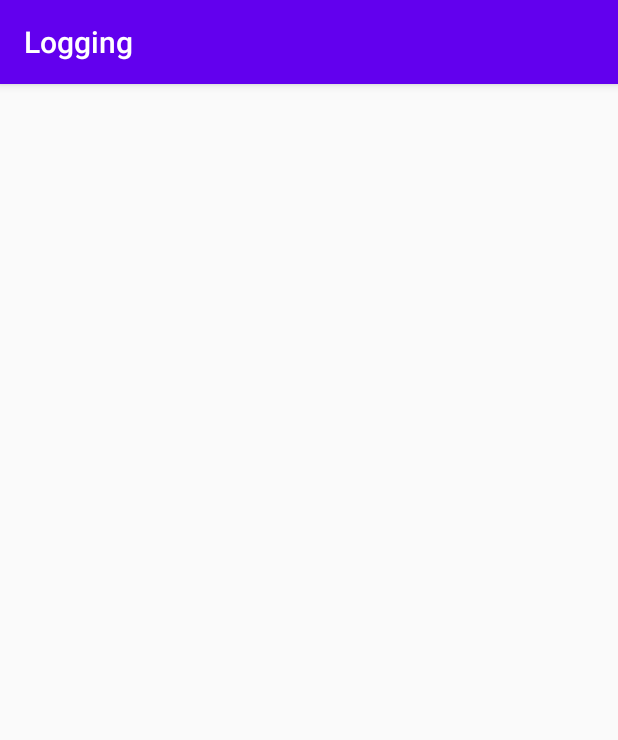
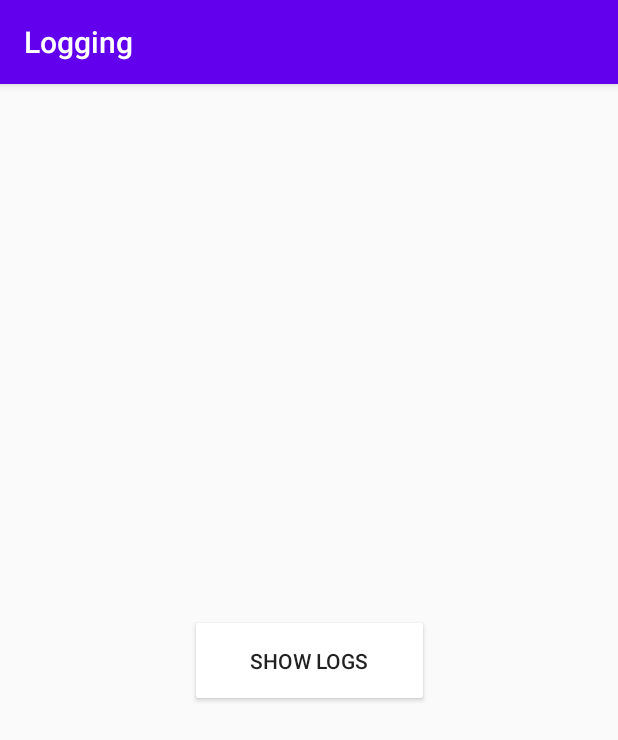
Before and after one commit to Yash-K-B/Logging, an Android app: the screen it shows after launch (MainActivity), on a phone screen of 412 x 824 dp. Shown: the top 740 px of the screen. Run offline under Robolectric (Android 15) with nearby library versions, the phone set to English and light mode, and no system bars.

Commit message:
log viewer activity implemented

```diff
--- a/app/src/main/AndroidManifest.xml
+++ b/app/src/main/AndroidManifest.xml
@@ -10,6 +10,7 @@
         android:roundIcon="@mipmap/ic_launcher_round"
         android:supportsRtl="true"
         android:theme="@style/AppTheme">
+        <activity android:name="com.yash.logger.LogDisplayActivity"></activity>
         <activity android:name="com.yash.logger.MainActivity">
             <intent-filter>
                 <action android:name="android.intent.action.MAIN" />
--- a/app/src/main/java/com/yash/logger/MainActivity.java
+++ b/app/src/main/java/com/yash/logger/MainActivity.java
@@ -2,18 +2,49 @@ package com.yash.logger;
 
 import androidx.appcompat.app.AppCompatActivity;
 
+import android.app.AlertDialog;
+import android.content.Context;
+import android.content.Intent;
 import android.os.Bundle;
 
 import com.yash.logging.LogHelper;
+import com.yash.logging.LogViewerActivity;
 import com.yash.logging.R;
+import com.yash.logging.databinding.ActivityMainBinding;
 
 public class MainActivity extends AppCompatActivity {
     private static final String TAG = "MainActivity";
+    ActivityMainBinding mainBinding;
+    Context context;
 
     @Override
     protected void onCreate(Bundle savedInstanceState) {
         super.onCreate(savedInstanceState);
-        setContentView(R.layout.activity_main);
+        mainBinding = ActivityMainBinding.inflate(getLayoutInflater());
+        setContentView(mainBinding.getRoot());
         LogHelper.d(TAG, "onCreate: ");
+        LogHelper.d(TAG, "onCreate: ");
+        LogHelper.d(TAG, "onCreate: ");
+        LogHelper.d(TAG, "onCreate: ");
+        LogHelper.d(TAG, "onCreate: ");
+        LogHelper.d(TAG, "onCreate: ");
+        LogHelper.d(TAG, "onCreate: ");
+        LogHelper.d(TAG, "onCreate: ");
+        LogHelper.d(TAG, "onCreate: ");
+        LogHelper.d(TAG, "onCreate: ");
+        LogHelper.d(TAG, "onCreate: ");
+        context = this;
+        mainBinding.showLogs.setOnClickListener(v->{
+//            AlertDialog.Builder builder = new AlertDialog.Builder(context);
+//            builder.setTitle("App Logs")
+//                    .setMessage(LogHelper.getLogs())
+//                    .setCancelable(false)
+//                    .setPositiveButton("CANCEL",(dialog, which) -> {
+//                        dialog.dismiss();
+//                    });
+//            AlertDialog alertDialog = builder.create();
+//            alertDialog.show();
+            startActivity(new Intent(this, LogViewerActivity.class));
+        });
     }
 }
--- a/app/src/main/res/layout/activity_main.xml
+++ b/app/src/main/res/layout/activity_main.xml
@@ -6,4 +6,16 @@
     android:layout_height="match_parent"
     tools:context="com.yash.logger.MainActivity">
 
+    <Button
+        android:id="@+id/showLogs"
+        android:layout_width="159dp"
+        android:layout_height="62dp"
+        android:backgroundTint="@android:color/white"
+        android:text="Show Logs"
+        app:layout_constraintBottom_toBottomOf="parent"
+        app:layout_constraintEnd_toEndOf="parent"
+        app:layout_constraintHorizontal_bias="0.5"
+        app:layout_constraintStart_toStartOf="parent"
+        app:layout_constraintTop_toTopOf="parent" />
+
 </androidx.constraintlayout.widget.ConstraintLayout>
--- a/logging/build.gradle
+++ b/logging/build.gradle
@@ -13,6 +13,10 @@ android {
         consumerProguardFiles "consumer-rules.pro"
     }
 
+    buildFeatures{
+        viewBinding true
+    }
+
     buildTypes {
         release {
             minifyEnabled false
@@ -24,6 +28,7 @@ android {
 dependencies {
     implementation fileTree(dir: "libs", include: ["*.jar"])
     implementation 'androidx.appcompat:appcompat:1.2.0'
+    implementation 'androidx.constraintlayout:constraintlayout:2.0.4'
     testImplementation 'junit:junit:4.13'
     androidTestImplementation 'androidx.test.ext:junit:1.1.2'
     androidTestImplementation 'androidx.test.espresso:espresso-core:3.3.0'
--- a/logging/src/main/AndroidManifest.xml
+++ b/logging/src/main/AndroidManifest.xml
@@ -1,5 +1,9 @@
+<?xml version="1.0" encoding="utf-8"?>
 <manifest xmlns:android="http://schemas.android.com/apk/res/android"
     package="com.yash.logging">
 
-    /
+    <application>
+        <activity android:name=".LogViewerActivity" />
+    </application>
+
 </manifest>
--- a/logging/src/main/java/com/yash/logging/LogHelper.java
+++ b/logging/src/main/java/com/yash/logging/LogHelper.java
@@ -3,17 +3,26 @@ package com.yash.logging;
 import android.content.Context;
 import android.util.Log;
 
+import androidx.annotation.NonNull;
+
 import com.yash.logging.settings.LogHelperSettings;
 
+import java.io.DataInputStream;
 import java.io.DataOutputStream;
 import java.io.File;
+import java.io.FileInputStream;
+import java.io.FileNotFoundException;
 import java.io.FileOutputStream;
 import java.io.FileWriter;
 import java.io.IOException;
+import java.io.InputStream;
+import java.util.Arrays;
 import java.util.Date;
 
 public class LogHelper {
     private String tag;
+    private static final String FILE_NAME = "logs.txt";
+    File logFile;
     private DataOutputStream logsWriter;
     private static LogHelperSettings logHelperSettings;
 
@@ -25,6 +34,10 @@ public class LogHelper {
 
     public static void flush() {
         instance.save();
+    }
+
+    public static String getLogs(){
+        return instance.readLogs();
     }
 
 
@@ -66,12 +79,12 @@ public class LogHelper {
         LogHelper.logHelperSettings = logHelperSettings;
     }
 
-    private LogHelper(Context context, String tag) {
+    private LogHelper(@NonNull Context context,@NonNull String tag) {
         logHelperSettings = new LogHelperSettings();
         this.tag = tag;
-        File logFile = new File(context.getFilesDir(), "logs.txt");
+        logFile = new File(context.getFilesDir(), FILE_NAME);
         try {
-            logsWriter = new DataOutputStream(new FileOutputStream(logFile,true));
+            logsWriter = new DataOutputStream(new FileOutputStream(new File(context.getFilesDir(), FILE_NAME),true));
             logsWriter.writeBytes("TimeStamp: **** " +new Date().toString()+" ****\n");
         } catch (IOException e) {
             e.printStackTrace();
@@ -96,4 +109,25 @@ public class LogHelper {
         }
     }
 
+    @NonNull
+    private String readLogs(){
+        StringBuilder builder = new StringBuilder();
+        try {
+            FileInputStream logsReader = new FileInputStream(logFile);
+            byte[] bytes = new byte[16384];
+            int count;
+            while ((count = logsReader.read(bytes))!=-1){
+                for (int i = 0; i < count; i++) {
+                    builder.append((char)bytes[i]);
+                }
+
+            }
+        } catch (IOException e) {
+            e.printStackTrace();
+        }
+        return builder.toString();
+    }
+
+
+
 }
--- /dev/null
+++ b/logging/src/main/res/values/strings.xml
@@ -0,0 +1 @@
+<resources></resources>
```
Also changed, not shown: app/build.gradle (+8 -0 lines), logging/src/main/java/com/yash/logging/LogViewerActivity.java (added, +18 -0 lines), logging/src/main/res/drawable/ic_horizontal_thumb.xml (added, +18 -0 lines), logging/src/main/res/drawable/ic_vertical_thumb.xml (added, +18 -0 lines), logging/src/main/res/layout/activity_log_viewer.xml (added, +34 -0 lines).
